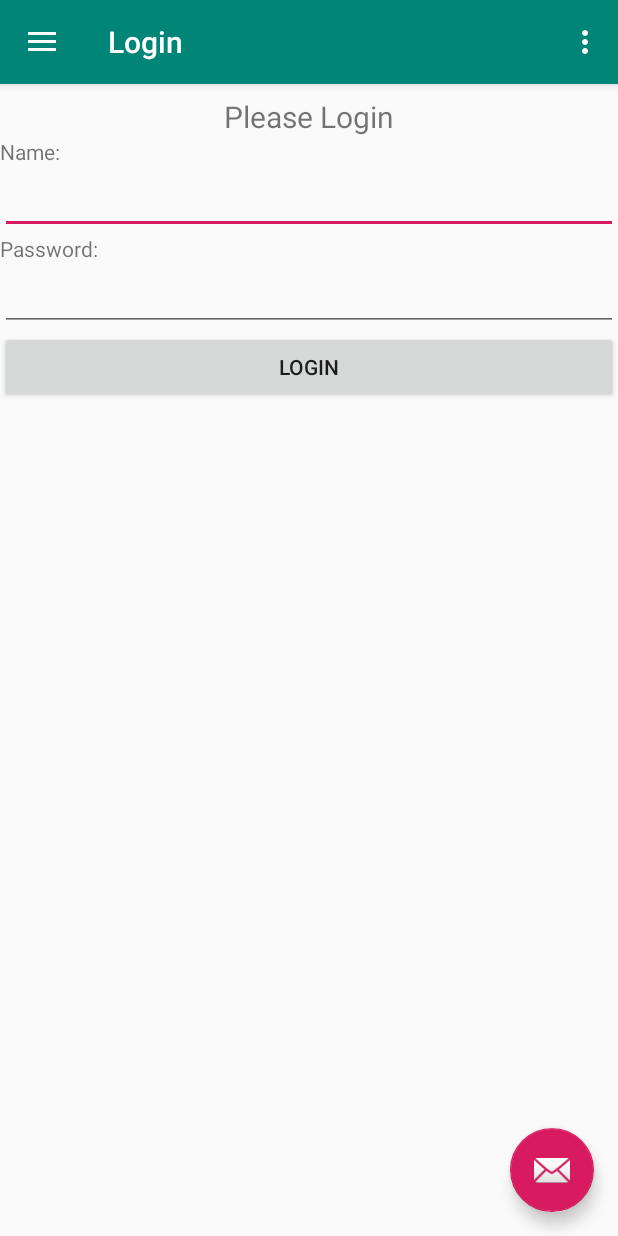
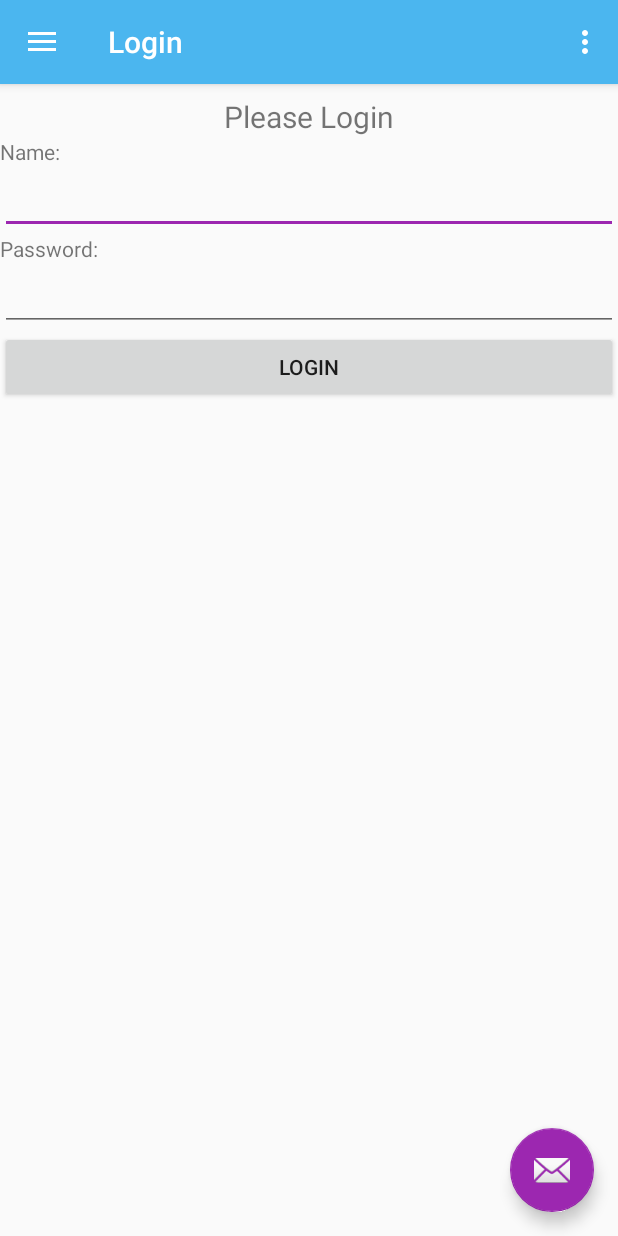
Before and after one commit to NathanMarson/cp3405-2019-team2, an Android app: the screen it shows after launch (MainActivity), on a phone screen of 412 x 824 dp. Run offline under Robolectric (Android 15) with nearby library versions, the phone set to English and light mode, and no system bars; our stand-ins replace navigation-ui.

Commit message:
add profile xml and update app colours

```diff
--- a/JobLink/app/src/main/java/com/cp3405/joblink/MainActivity.java
+++ b/JobLink/app/src/main/java/com/cp3405/joblink/MainActivity.java
@@ -44,7 +44,7 @@ public class MainActivity extends AppCompatActivity {
         // Passing each menu ID as a set of Ids because each
         // menu should be considered as top level destinations.
         mAppBarConfiguration = new AppBarConfiguration.Builder(
-                R.id.nav_home, R.id.nav_gallery, R.id.nav_slideshow,
+                R.id.nav_home, R.id.nav_profile, R.id.nav_gallery, R.id.nav_slideshow,
                 R.id.nav_tools, R.id.nav_share, R.id.nav_send,
                 R.id.nav_login)
                 .setDrawerLayout(drawer)
--- /dev/null
+++ b/JobLink/app/src/main/res/drawable/ic_person_black_24dp.xml
@@ -0,0 +1,9 @@
+<vector xmlns:android="http://schemas.android.com/apk/res/android"
+        android:width="24dp"
+        android:height="24dp"
+        android:viewportWidth="24.0"
+        android:viewportHeight="24.0">
+    <path
+        android:fillColor="#FF000000"
+        android:pathData="M12,12c2.21,0 4,-1.79 4,-4s-1.79,-4 -4,-4 -4,1.79 -4,4 1.79,4 4,4zM12,14c-2.67,0 -8,1.34 -8,4v2h16v-2c0,-2.66 -5.33,-4 -8,-4z"/>
+</vector>
--- a/JobLink/app/src/main/res/drawable/side_nav_bar.xml
+++ b/JobLink/app/src/main/res/drawable/side_nav_bar.xml
@@ -2,8 +2,7 @@
     android:shape="rectangle">
     <gradient
         android:angle="135"
-        android:centerColor="#009688"
-        android:endColor="#00695C"
-        android:startColor="#4DB6AC"
+        android:endColor="@color/colorPrimaryDark"
+        android:startColor="@color/colorPrimary"
         android:type="linear" />
 </shape>
--- a/JobLink/app/src/main/res/menu/activity_main_drawer.xml
+++ b/JobLink/app/src/main/res/menu/activity_main_drawer.xml
@@ -8,6 +8,10 @@
             android:id="@+id/nav_home"
             android:icon="@drawable/ic_menu_camera"
             android:title="@string/menu_home" />
+        <item
+            android:id="@+id/nav_profile"
+            android:icon="@drawable/ic_person_black_24dp"
+            android:title="@string/menu_profile" />
         <item
             android:id="@+id/nav_gallery"
             android:icon="@drawable/ic_menu_gallery"
--- a/JobLink/app/src/main/res/navigation/mobile_navigation.xml
+++ b/JobLink/app/src/main/res/navigation/mobile_navigation.xml
@@ -10,6 +10,12 @@
         android:name="com.cp3405.joblink.ui.home.HomeFragment"
         android:label="@string/menu_home"
         tools:layout="@layout/fragment_home" />
+
+    <fragment
+        android:id="@+id/nav_profile"
+        android:name="com.cp3405.joblink.ui.profile.ProfileFragment"
+        android:label="@string/menu_profile"
+        tools:layout="@layout/fragment_profile" />
 
     <fragment
         android:id="@+id/nav_gallery"
--- a/JobLink/app/src/main/res/values/colors.xml
+++ b/JobLink/app/src/main/res/values/colors.xml
@@ -1,6 +1,7 @@
 <?xml version="1.0" encoding="utf-8"?>
 <resources>
-    <color name="colorPrimary">#008577</color>
-    <color name="colorPrimaryDark">#00574B</color>
-    <color name="colorAccent">#D81B60</color>
+    <color name="colorPrimary">#4bb6ef</color>
+    <color name="colorPrimaryDark">#2196F3</color>
+    <color name="colorAccent">#9C27B0</color>
+    <color name="white">#fff</color>
 </resources>
--- a/JobLink/app/src/main/res/values/strings.xml
+++ b/JobLink/app/src/main/res/values/strings.xml
@@ -22,4 +22,10 @@
     <string name="notifications">Notifications:</string>
     <string name="job_list">Job List:</string>
     <string name="example_job_casual">Example Job - Casual</string>
+    <string name="studies_at_jcu">Studies at JCU</string>
+    <string name="edit_profile">Edit Profile</string>
+    <string name="example_phone_number">0412 345 678</string>
+    <string name="example_email_address">example@gmail.com</string>
+    <string name="example">Example</string>
+    <string name="menu_profile">Profile</string>
 </resources>
```
Also changed, not shown: JobLink/app/src/main/java/com/cp3405/joblink/ui/profile/ProfileFragment.java (added, +19 -0 lines), JobLink/app/src/main/res/drawable/ic_email_black_24dp.xml (added, +9 -0 lines), JobLink/app/src/main/res/drawable/ic_school_black_24dp.xml (added, +9 -0 lines), JobLink/app/src/main/res/drawable/ic_smartphone_black_24dp.xml (added, +9 -0 lines), JobLink/app/src/main/res/layout/fragment_profile.xml (added, +128 -0 lines), JobLink/app/src/main/res/layout/nav_header_main.xml (+2 -6 lines), JobLink/app/src/main/res/raw/ivan.jpg (added).
